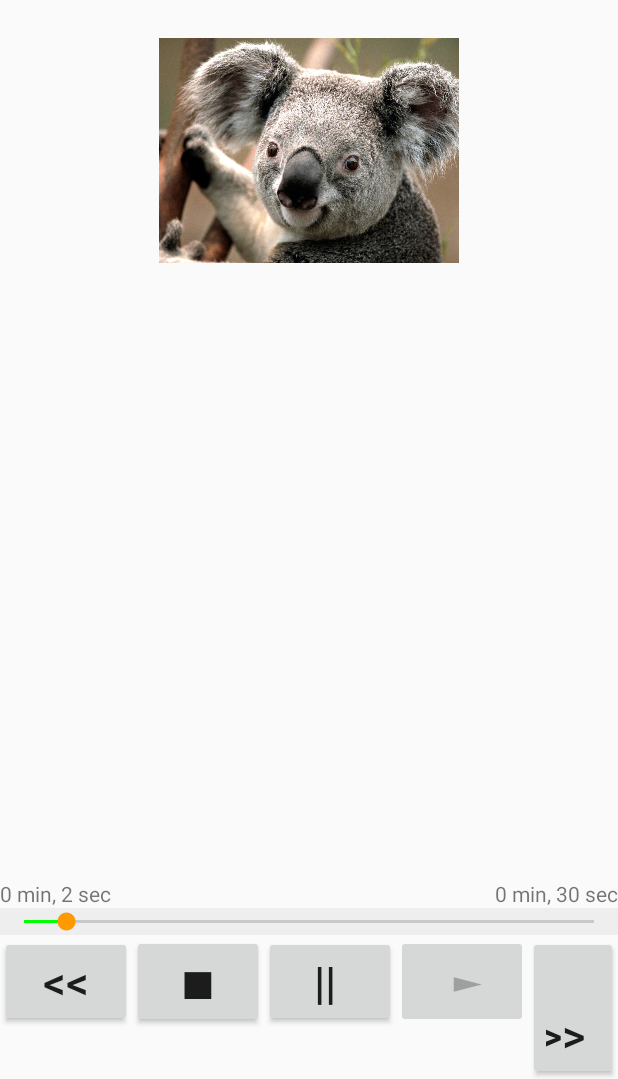
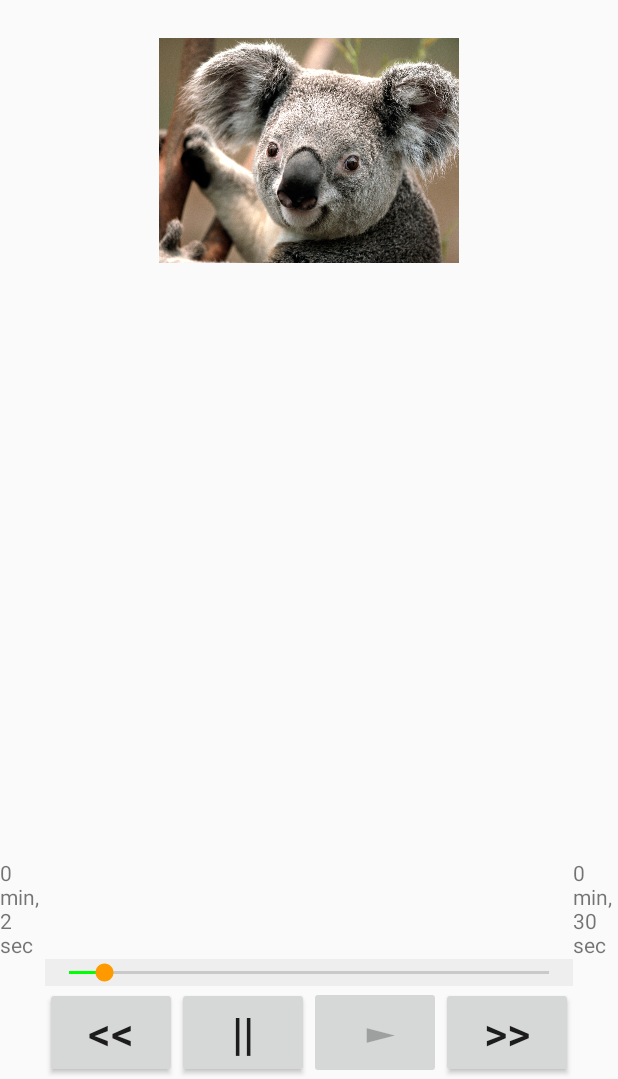
Before and after one commit to tobincorporated/AndroidMusicPlayer, an Android app: the screen it shows after launch (MainActivity), after a tap on an icon or button, on a phone screen of 412 x 824 dp, the part 157-1236 px from its top. Run offline under Robolectric (Android 15) with nearby library versions, the phone set to English and light mode, and no system bars.

Commit message:
Revert "modified for class"
This reverts commit 2e97bd1c80e2b64787abc12b23f1a8b088622667.

```diff
--- a/app/src/main/AndroidManifest.xml
+++ b/app/src/main/AndroidManifest.xml
@@ -15,7 +15,6 @@
                 <category android:name="android.intent.category.LAUNCHER" />
             </intent-filter>
         </activity>
-        <activity android:name=".lessons"></activity>
     </application>
 
 </manifest>
--- a/app/src/main/java/com/tobincorporated/musicplayerpage1/MainActivity.java
+++ b/app/src/main/java/com/tobincorporated/musicplayerpage1/MainActivity.java
@@ -64,20 +64,11 @@ public class MainActivity extends AppCompatActivity {
         songNameViewVar.setText(songTitle);
         songArtistViewVar.setText(songArtist);
 
+
         mediaPlayer = MediaPlayer.create(this, R.raw.bargainsinatuxedo);
-        finalTimeMS = mediaPlayer.getDuration();
-        startTimeMS = mediaPlayer.getCurrentPosition();
-
-
         seekbar = (SeekBar) findViewById(seekBar);
-        seekbar.setMax((int) finalTimeMS);
-
         seekbar.setClickable(false);
         pauseButtonVar.setEnabled(false);
-
-        int endMinutes = (int) (finalTimeMS / 1000 / 60);
-        int endSeconds = ((int) (finalTimeMS / 1000)) %60;
-        endTimeViewVar.setText(endMinutes + " min, "+ endSeconds+" sec");
 
         seekbar.setOnSeekBarChangeListener(new SeekBar.OnSeekBarChangeListener() {
             @Override
@@ -92,7 +83,7 @@ public class MainActivity extends AppCompatActivity {
 
             @Override
             public void onStopTrackingTouch(SeekBar seekBar) {
-                mediaPlayer.seekTo( seekTime);
+                mediaPlayer.seekTo((int) seekTime);
                 startTimeMS = seekTime;
             }
         });
@@ -102,9 +93,16 @@ public class MainActivity extends AppCompatActivity {
     public void playSong(View view) {
         Toast.makeText(getApplicationContext(), "Playing sound", Toast.LENGTH_SHORT).show();
         mediaPlayer.start();
+        finalTimeMS = mediaPlayer.getDuration();
+        startTimeMS = mediaPlayer.getCurrentPosition();
 
 
+            seekbar.setMax((int) finalTimeMS);
+            oneTimeOnly = 1;
 
+        int endMinutes = (int) (finalTimeMS / 1000 / 60);
+        int endSeconds = ((int) (finalTimeMS / 1000)) %60;
+        endTimeViewVar.setText(endMinutes + " min, "+ endSeconds+" sec");
 
         int startMinutes =(int) (startTimeMS/1000/60);
         int startSeconds = ((int)(startTimeMS/1000)) %60;
@@ -122,15 +120,6 @@ public class MainActivity extends AppCompatActivity {
         mediaPlayer.pause();
         pauseButtonVar.setEnabled(false);
         playButtonVar.setEnabled(true);
-    }
-
-    public void stopSong(View view) {
-        Toast.makeText(getApplicationContext(), "Pausing sound", Toast.LENGTH_SHORT).show();
-        mediaPlayer.pause();
-        mediaPlayer.seekTo(0);
-        pauseButtonVar.setEnabled(false);
-        playButtonVar.setEnabled(true);
-        Toast.makeText(getApplicationContext(), "STOP!", Toast.LENGTH_SHORT).show();
     }
 
 
--- a/app/src/main/res/layout/activity_main.xml
+++ b/app/src/main/res/layout/activity_main.xml
@@ -25,15 +25,6 @@
         android:textColor="#ff7aff24"
         android:textSize="35sp" />
 
-    <TextView
-        android:id="@+id/songArtistView"
-        android:layout_width="wrap_content"
-        android:layout_height="wrap_content"
-        android:layout_below="@+id/subHeadingView"
-        android:layout_centerHorizontal="true"
-        android:text="Medium Text"
-        android:textAppearance="?android:attr/textAppearanceMedium" />
-
     <ImageView
         android:id="@+id/imageView"
         android:layout_width="200dp"
@@ -58,20 +49,11 @@
             android:textSize="30sp"
             android:onClick="skipBack"/>
 
-
-
-        <Button
-            android:id="@+id/stopButton"
-            android:layout_width="wrap_content"
-            android:layout_height="wrap_content"
-            android:text="  \u25a0  "
-            android:textSize="30sp"
-            android:onClick="stopSong"/>
         <Button
             android:id="@+id/pauseButton"
             android:layout_width="wrap_content"
             android:layout_height="wrap_content"
-            android:text="  ||   "
+            android:text="  ||  "
             android:textSize="30sp"
             android:onClick="pauseSong"/>
 
@@ -111,18 +93,27 @@
         android:layout_width="wrap_content"
         android:layout_height="wrap_content"
         android:layout_above="@+id/seekBar"
-        android:layout_alignLeft="@+id/buttonLayout"
+        android:layout_toLeftOf="@+id/seekBar"
+        android:layout_toStartOf="@+id/seekBar"
         android:text="0 min, 0 sec"
         android:textAppearance="?android:attr/textAppearanceSmall" />
 
-
+    <TextView
+        android:id="@+id/songArtistView"
+        android:layout_width="wrap_content"
+        android:layout_height="wrap_content"
+        android:layout_below="@+id/subHeadingView"
+        android:layout_centerHorizontal="true"
+        android:text="Medium Text"
+        android:textAppearance="?android:attr/textAppearanceMedium" />
 
     <TextView
         android:id="@+id/endTimeView"
         android:layout_width="wrap_content"
         android:layout_height="wrap_content"
         android:layout_above="@+id/seekBar"
-        android:layout_alignRight="@+id/buttonLayout"
+        android:layout_toEndOf="@+id/seekBar"
+        android:layout_toRightOf="@+id/seekBar"
         android:text="0 min, 0 sec"
         android:textAppearance="?android:attr/textAppearanceSmall" />
 </RelativeLayout>
```
Also changed, not shown: app/src/main/java/com/tobincorporated/musicplayerpage1/lessons.java (deleted, +0 -13 lines), app/src/main/res/layout/activity_lessons.xml (deleted, +0 -85 lines), 2 other files.
